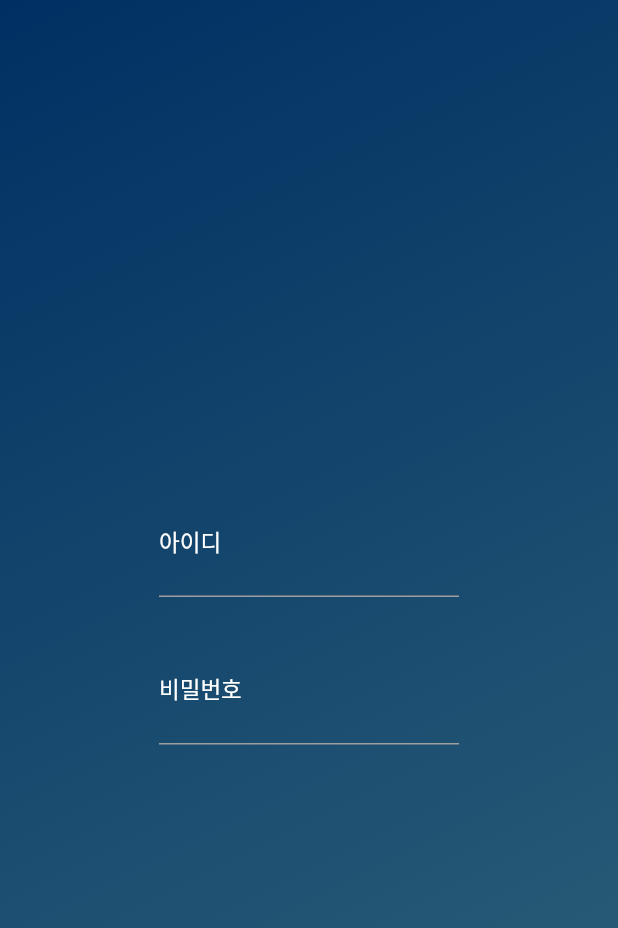
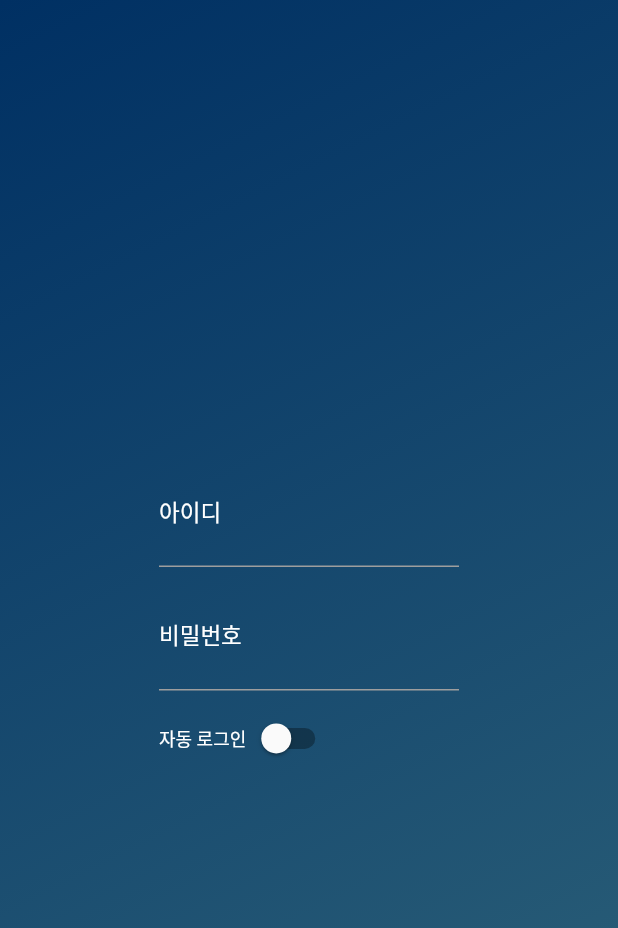
Before and after one commit to MinJa-e/hanil_repair_test, a Flutter app: the screen it shows after launch, on a phone screen of 412 x 824 dp. Shown: the top 928 px of the screen. Run offline on Flutter 3.47's test engine with Material 2 defaults, Android fonts, the phone set to English and light mode, and no system bars.

Commit message:
자동 로그인 스위치 추가

```diff
--- a/lib/main.dart
+++ b/lib/main.dart
@@ -24,6 +24,8 @@ class Main extends StatefulWidget {
 }
 
 class _MainState extends State<Main> {
+
+  bool auto_login=false;
 
   @override
   Widget build(BuildContext context) {
@@ -69,7 +71,7 @@ class _MainState extends State<Main> {
                 child: Container(
                   padding: EdgeInsets.all(106),
                   child: Column(
-                    children: <Widget>[
+                    children: [
                       TextField(
                         style: TextStyle(
                             color:Colors.white,
@@ -81,7 +83,7 @@ class _MainState extends State<Main> {
                         ),
                         keyboardType: TextInputType.emailAddress,
                       ),
-                      Padding(padding: EdgeInsets.only(top:28)),
+                      Padding(padding: EdgeInsets.only(top:12)),
                       TextField(
                         style: TextStyle(
                           color:Colors.white,
@@ -94,6 +96,28 @@ class _MainState extends State<Main> {
                           keyboardType: TextInputType.text,
                           obscureText: true,
                       ),
+                      Padding(padding: EdgeInsets.only(top:8)),
+                      Row(
+                        mainAxisAlignment: MainAxisAlignment.start,
+                        children: [
+                            Text("자동 로그인",
+                              style: TextStyle(
+                              color: Colors.white,
+                                fontSize: 12,
+                              ),
+                            ),
+                            Switch(
+                              value: auto_login,
+                              onChanged: (value) {
+                                setState(() {
+                                  auto_login = value;
+                                });
+                              },
+                              activeColor: Colors.blue,
+                            )
+                          ],
+                      ),
+
                     ],
                   ),
                 ),
```
